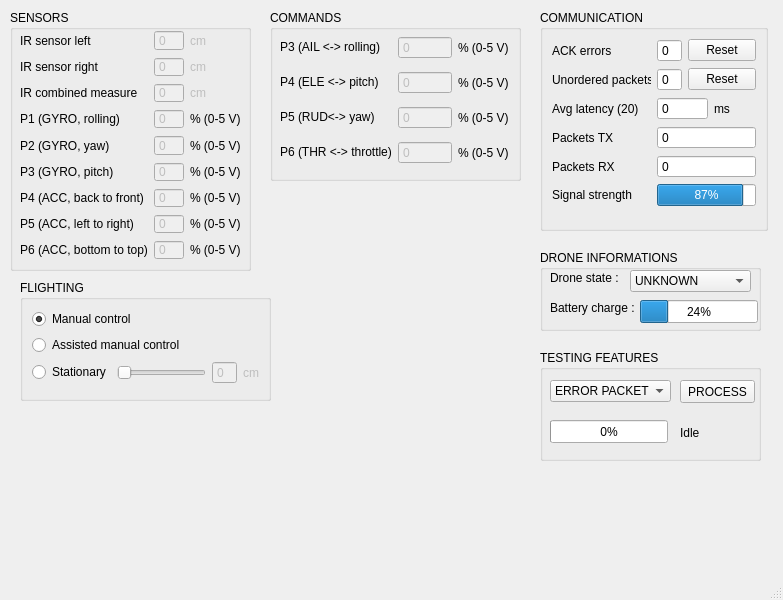
This is Drone-Remote-Center/mainwindow.ui in jeanibarz/l3-drone as Qt 5 draws it before an edit. The edited form follows.
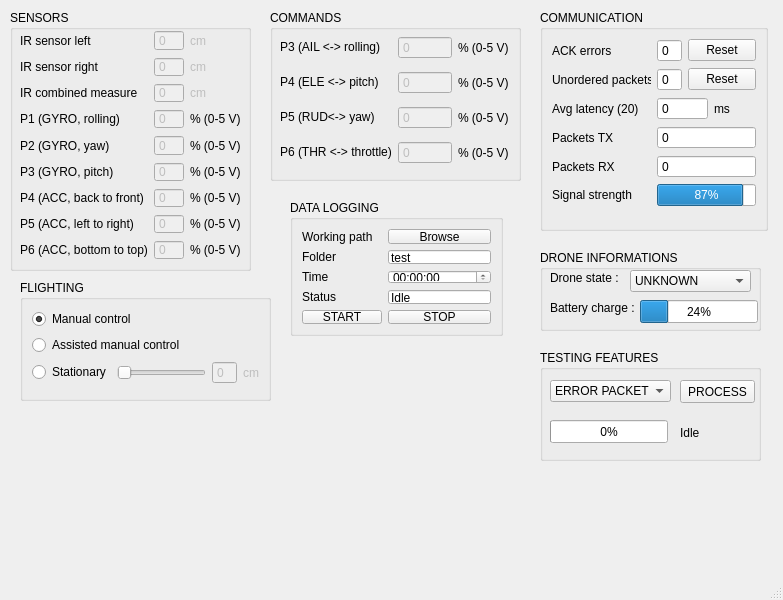
This is the edited form.

Commit message: Mise en place de MEF pour l'application. Gestion des erreurs, crash sous windows : à tester sous linux.

The edit to the form file:
```diff
--- a/Drone-Remote-Center/mainwindow.ui
+++ b/Drone-Remote-Center/mainwindow.ui
@@ -841,6 +841,107 @@
      </item>
     </layout>
    </widget>
+   <widget class="QGroupBox" name="groupBox_7">
+    <property name="geometry">
+     <rect>
+      <x>290</x>
+      <y>200</y>
+      <width>213</width>
+      <height>136</height>
+     </rect>
+    </property>
+    <property name="title">
+     <string>DATA LOGGING</string>
+    </property>
+    <layout class="QGridLayout" name="gridLayout_4">
+     <item row="1" column="1">
+      <widget class="QLineEdit" name="lineEdit">
+       <property name="text">
+        <string>test</string>
+       </property>
+       <property name="readOnly">
+        <bool>false</bool>
+       </property>
+      </widget>
+     </item>
+     <item row="1" column="0">
+      <widget class="QLabel" name="label_37">
+       <property name="text">
+        <string>Folder</string>
+       </property>
+      </widget>
+     </item>
+     <item row="3" column="0">
+      <widget class="QLabel" name="label_40">
+       <property name="text">
+        <string>Status</string>
+       </property>
+      </widget>
+     </item>
+     <item row="4" column="0">
+      <widget class="QPushButton" name="pushButton_2">
+       <property name="text">
+        <string>START</string>
+       </property>
+      </widget>
+     </item>
+     <item row="2" column="0">
+      <widget class="QLabel" name="label_39">
+       <property name="text">
+        <string>Time</string>
+       </property>
+      </widget>
+     </item>
+     <item row="2" column="1">
+      <widget class="QTimeEdit" name="timeEdit_log_time">
+       <property name="currentSection">
+        <enum>QDateTimeEdit::HourSection</enum>
+       </property>
+       <property name="displayFormat">
+        <string>HH:mm:ss</string>
+       </property>
+       <property name="time">
+        <time>
+         <hour>0</hour>
+         <minute>0</minute>
+         <second>0</second>
+        </time>
+       </property>
+      </widget>
+     </item>
+     <item row="4" column="1">
+      <widget class="QPushButton" name="pushButton_3">
+       <property name="text">
+        <string>STOP</string>
+       </property>
+      </widget>
+     </item>
+     <item row="3" column="1">
+      <widget class="QLineEdit" name="lineEdit_2">
+       <property name="text">
+        <string>Idle</string>
+       </property>
+       <property name="readOnly">
+        <bool>true</bool>
+       </property>
+      </widget>
+     </item>
+     <item row="0" column="0">
+      <widget class="QLabel" name="label_41">
+       <property name="text">
+        <string>Working path</string>
+       </property>
+      </widget>
+     </item>
+     <item row="0" column="1">
+      <widget class="QPushButton" name="pushButton_6">
+       <property name="text">
+        <string>Browse</string>
+       </property>
+      </widget>
+     </item>
+    </layout>
+   </widget>
   </widget>
   <widget class="QMenuBar" name="menubar">
    <property name="geometry">
```
The commit also changes 2 other files.
